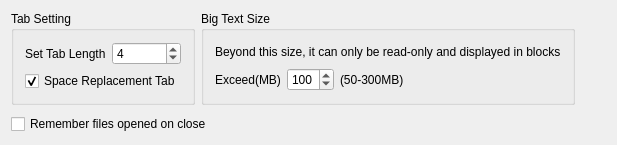
Before: the Qt Designer form src/texteditsetwin.ui in x2009again/notepad--, drawn with Qt 5.
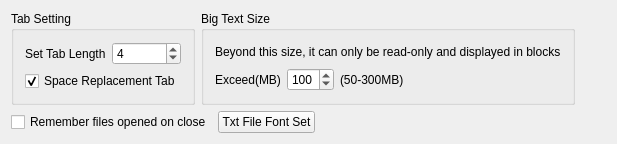
After: the same form once the commit is applied.

```diff
--- a/src/texteditsetwin.ui
+++ b/src/texteditsetwin.ui
@@ -14,9 +14,6 @@
    <string>TextEditSetWin</string>
   </property>
   <layout class="QVBoxLayout" name="verticalLayout_2">
-   <property name="spacing">
-    <number>9</number>
-   </property>
    <item>
     <layout class="QHBoxLayout" name="horizontalLayout_2">
      <item>
@@ -135,6 +132,8 @@
     </layout>
    </item>
    <item>
+    <layout class="QHBoxLayout" name="horizontalLayout_3">
+     <item>
     <widget class="QCheckBox" name="restoreFile">
      <property name="text">
       <string>Remember files opened on close</string>
@@ -142,6 +141,28 @@
     </widget>
    </item>
    <item>
+      <widget class="QPushButton" name="pushButton">
+       <property name="text">
+        <string>Txt File Font Set</string>
+       </property>
+      </widget>
+     </item>
+     <item>
+      <spacer name="horizontalSpacer_3">
+       <property name="orientation">
+        <enum>Qt::Horizontal</enum>
+       </property>
+       <property name="sizeHint" stdset="0">
+        <size>
+         <width>40</width>
+         <height>20</height>
+        </size>
+       </property>
+      </spacer>
+     </item>
+    </layout>
+   </item>
+   <item>
     <spacer name="verticalSpacer">
      <property name="orientation">
       <enum>Qt::Vertical</enum>
```
Left out of the diff: 20 changed lines with no effect on the pictures.
